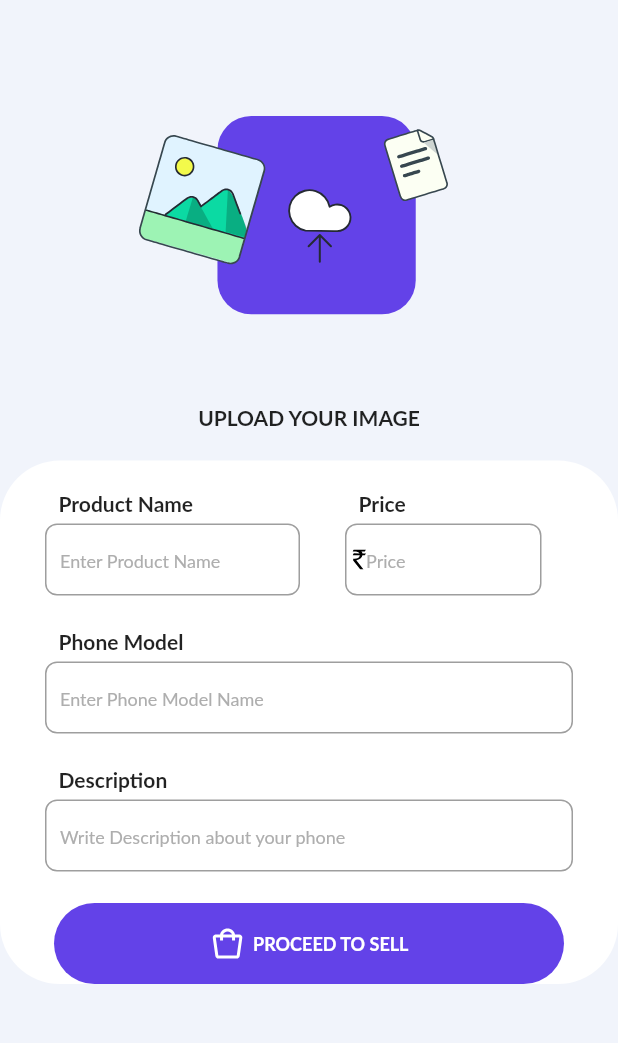
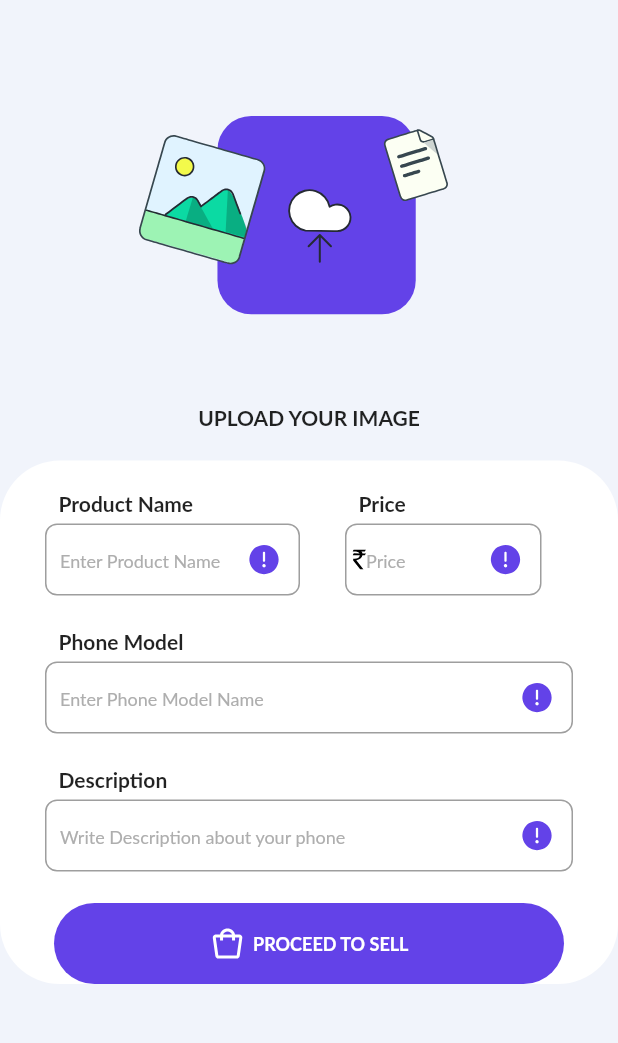
Before and after one commit to Priyank295/MBX, a Flutter app: the SellPage screen opened directly, on a phone screen of 412 x 824 dp, the part 117-1160 px from its top. Run offline on Flutter 3.47's test engine with Material 2 defaults, Android fonts, the phone set to English and light mode, and no system bars; our stand-ins replace cloud_firestore, email_validator, firebase_auth, firebase_core, firebase_database, flutter_slider_drawer and 8 more; missing offline and left inert: custom_check_box, snapshot; accounts and stored records are empty; statements that could not run were skipped.

Commit message:
this is First Commit

```diff
--- a/lib/sellpage.dart
+++ b/lib/sellpage.dart
@@ -3,6 +3,8 @@ import 'package:flutter_svg/flutter_svg.dart';
 import 'package:line_icons/line_icons.dart';
 import 'package:lottie/lottie.dart';
 import 'package:cloud_firestore/cloud_firestore.dart';
+import "package:firebase_auth/firebase_auth.dart";
+import 'package:provider/provider.dart';
 
 class SellPage extends StatefulWidget {
   const SellPage({Key? key}) : super(key: key);
@@ -12,10 +14,24 @@ class SellPage extends StatefulWidget {
 }
 
 class _SellPageState extends State<SellPage> {
+  TextEditingController _pName = TextEditingController();
+  TextEditingController _price = TextEditingController();
+  TextEditingController _model = TextEditingController();
+  TextEditingController _description = TextEditingController();
+
+  bool _isName = false;
+  bool _isPrice = false;
+  bool _isModel = false;
+  bool _isDes = false;
+  late String user;
+  FirebaseFirestore _fire = FirebaseFirestore.instance;
+  FirebaseAuth _auth = FirebaseAuth.instance;
+
   @override
   void initState() {
     super.initState();
-    // writeData();
+    String uid = _auth.currentUser!.uid as String;
+    print(uid);
   }
 
   // Future<void> writeData() async {
@@ -106,20 +122,21 @@ class _SellPageState extends State<SellPage> {
                                   height: 50,
                                   width: 170,
                                   child: TextFormField(
+                                    controller: _pName,
                                     decoration: InputDecoration(
-                                      // suffixIcon: _isEmail
-                                      //     ? SizedBox()
-                                      //     : Padding(
-                                      //         padding: EdgeInsets.all(12.0),
-                                      //         child: SvgPicture.asset("assets/WarningCircle.svg"),
-                                      //       ),
+                                      suffixIcon: _isName
+                                          ? SizedBox()
+                                          : Padding(
+                                              padding: EdgeInsets.all(12.0),
+                                              child: SvgPicture.asset(
+                                                  "assets/WarningCircle.svg"),
+                                            ),
                                       prefixIconConstraints:
                                           const BoxConstraints(
                                         minHeight: 24,
                                         minWidth: 24,
                                       ),
                                       hintText: "Enter Product Name",
-
                                       hintStyle: const TextStyle(
                                         color: Color(0xFFFAEAEAE),
                                         fontFamily: "Lato",
@@ -170,13 +187,15 @@ class _SellPageState extends State<SellPage> {
                                   height: 50,
                                   width: 131,
                                   child: TextFormField(
+                                    controller: _price,
                                     decoration: InputDecoration(
-                                      // suffixIcon: _isEmail
-                                      //     ? SizedBox()
-                                      //     : Padding(
-                                      //         padding: EdgeInsets.all(12.0),
-                                      //         child: SvgPicture.asset("assets/WarningCircle.svg"),
-                                      //       ),
+                                      suffixIcon: _isPrice
+                                          ? SizedBox()
+                                          : Padding(
+                                              padding: EdgeInsets.all(12.0),
+                                              child: SvgPicture.asset(
+                                                  "assets/WarningCircle.svg"),
+                                            ),
                                       prefixIconConstraints:
                                           const BoxConstraints(
                                         minHeight: 14,
@@ -239,6 +258,7 @@ class _SellPageState extends State<SellPage> {
                             height: 50,
                             width: double.infinity,
                             child: TextFormField(
+                              controller: _model,
                               // validator: (val) {
                               //   if (!isEmail(val!) && !isPhone(val)) {
                               //     setState(() {
@@ -254,12 +274,13 @@ class _SellPageState extends State<SellPage> {
                                 //     "assets/mail.svg",
                                 //   ),
                                 // ),
-                                // suffixIcon: _isEmail
-                                //     ? SizedBox()
-                                //     : Padding(
-                                //         padding: EdgeInsets.all(12.0),
-                                //         child: SvgPicture.asset("assets/WarningCircle.svg"),
-                                //       ),
+                                suffixIcon: _isModel
+                                    ? SizedBox()
+                                    : Padding(
+                                        padding: EdgeInsets.all(12.0),
+                                        child: SvgPicture.asset(
+                                            "assets/WarningCircle.svg"),
+                                      ),
                                 prefixIconConstraints: const BoxConstraints(
                                   minHeight: 24,
                                   minWidth: 24,
@@ -310,6 +331,7 @@ class _SellPageState extends State<SellPage> {
                             height: 49,
                             width: double.infinity,
                             child: TextFormField(
+                              controller: _description,
                               keyboardType: TextInputType.multiline,
                               maxLines: null,
                               // validator: (val) {
@@ -327,12 +349,13 @@ class _SellPageState extends State<SellPage> {
                                 //     "assets/mail.svg",
                                 //   ),
                                 // ),
-                                // suffixIcon: _isEmail
-                                //     ? SizedBox()
-                                //     : Padding(
-                                //         padding: EdgeInsets.all(12.0),
-                                //         child: SvgPicture.asset("assets/WarningCircle.svg"),
-                                //       ),
+                                suffixIcon: _isDes
+                                    ? SizedBox()
+                                    : Padding(
+                                        padding: EdgeInsets.all(12.0),
+                                        child: SvgPicture.asset(
+                                            "assets/WarningCircle.svg"),
+                                      ),
                                 prefixIconConstraints: const BoxConstraints(
                                   minHeight: 24,
                                   minWidth: 24,
@@ -370,6 +393,29 @@ class _SellPageState extends State<SellPage> {
                         Padding(
                           padding: const EdgeInsets.symmetric(horizontal: 30),
                           child: Center(
+                            child: InkWell(
+                              onTap: () {
+                                _pName.text.isEmpty
+                                    ? _isName = false
+                                    : _isName = true;
+                                _model.text.isEmpty
+                                    ? _isModel = false
+                                    : _isModel = true;
+                                _price.text.isEmpty
+                                    ? _isPrice = false
+                                    : _isPrice = true;
+                                _description.text.isEmpty
+                                    ? _isDes = false
+                                    : _isDes = true;
+
+                                if (_isName == false ||
+                                    _isDes == false ||
+                                    _isModel == false ||
+                                    _isPrice == false) {
+                                } else {
+                                  addData();
+                                }
+                              },
                               child: Container(
                                 height: 54,
                                 width: 340,
@@ -403,6 +449,7 @@ class _SellPageState extends State<SellPage> {
                               ),
                             ),
                           ),
+                        ),
                       ],
                     ),
                   ),
@@ -414,4 +461,10 @@ class _SellPageState extends State<SellPage> {
       ),
     );
   }
+
+  Future<void> addData() async {
+    final User? user = _auth.currentUser;
+
+    // _fire.collection("users").doc()
   }
+}
--- a/pubspec.yaml
+++ b/pubspec.yaml
@@ -51,6 +51,7 @@ dependencies:
   firebase_database: ^9.0.4
   http: ^0.13.4
   snapshot: ^0.2.3
+  provider: ^6.0.1
 
 
 dev_dependencies:
```
Also changed, not shown: lib/fill_profile.dart (+14 -6 lines), lib/register.dart (+16 -8 lines), pubspec.lock. Lines whose indentation alone changed are shown as unchanged.
